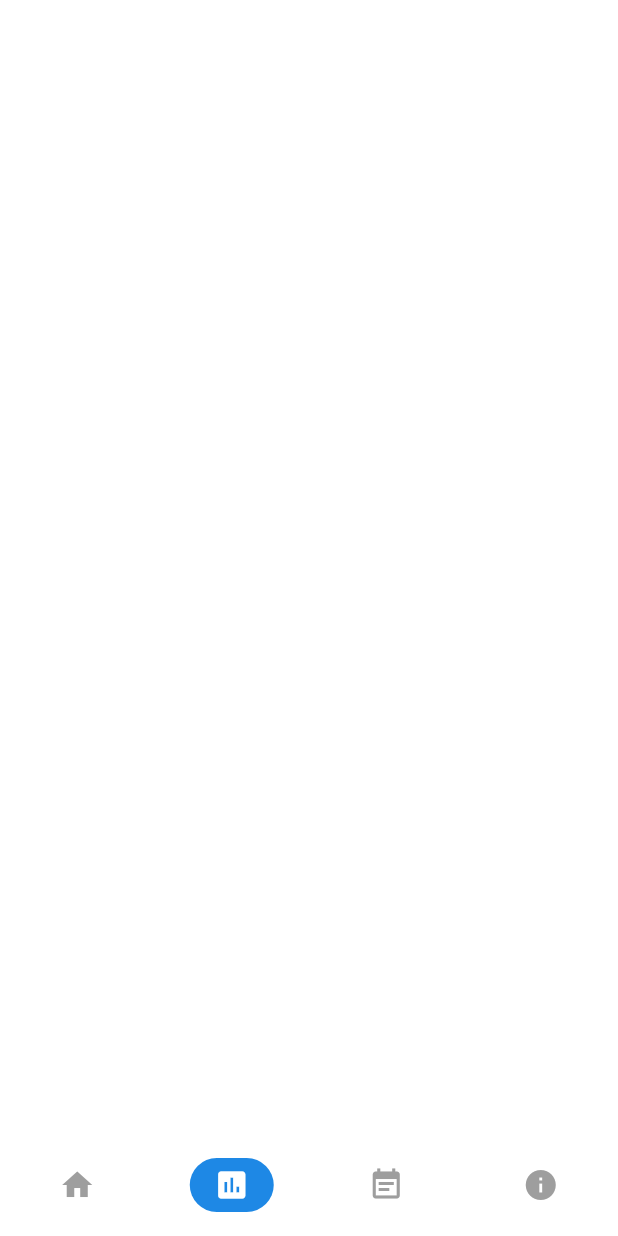
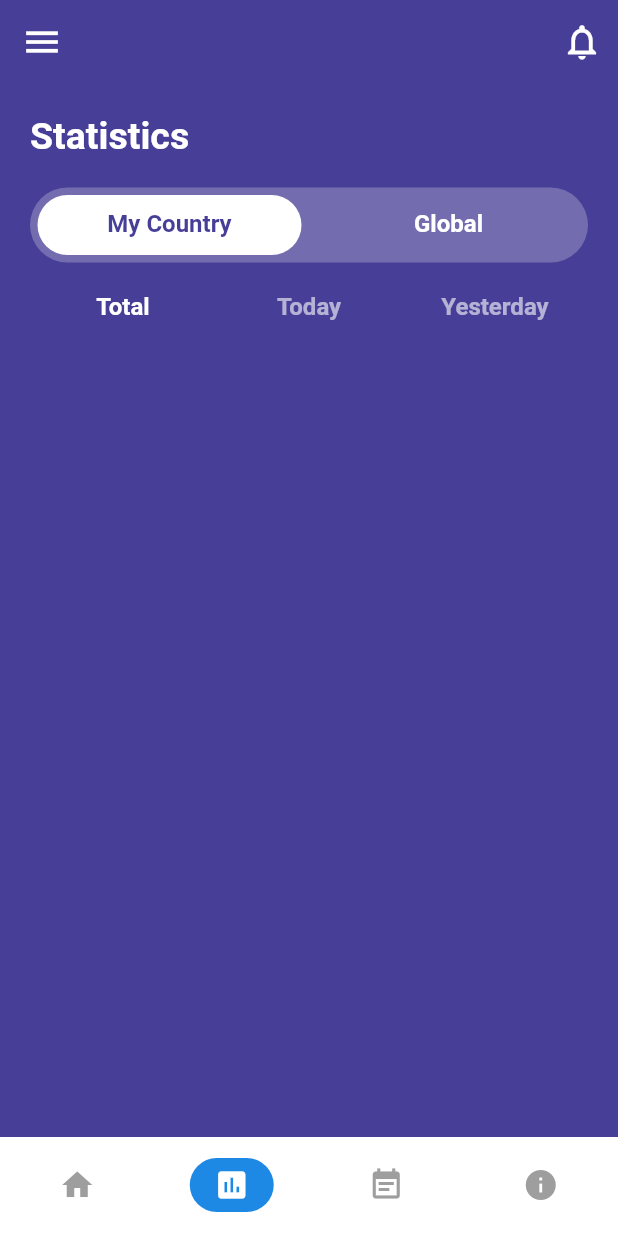
Before and after one commit to Yusuke-Suzuki-11/covid19_supporter, a Flutter app: the screen it shows after launch, item 2 of the bottom bar chosen, on a phone screen of 412 x 824 dp. Run offline on Flutter 3.47's test engine with Material 2 defaults, Android fonts, the phone set to English and light mode, and no system bars; our stand-ins replace bubble_tab_indicator, flutter_riverpod.

Commit message:
記録画面下準備

```diff
--- a/lib/screens/status_screen.dart
+++ b/lib/screens/status_screen.dart
@@ -1,9 +1,97 @@
+import 'package:bubble_tab_indicator/bubble_tab_indicator.dart';
+import 'package:covid19_supporter/config/palette.dart';
+import 'package:covid19_supporter/config/styles.dart';
+import 'package:covid19_supporter/widgets/custom_app_bar.dart';
 import 'package:flutter/material.dart';
 import 'package:flutter_riverpod/flutter_riverpod.dart';
 
 class StatusScreen extends ConsumerWidget{
   @override
   Widget build(BuildContext context, ScopedReader watch) {
-    return Scaffold();
+    return Scaffold(
+      backgroundColor: Palette.primaryColor,
+      appBar: CustomAppBar(),
+      body: CustomScrollView(
+        physics: ClampingScrollPhysics(),
+        slivers: [
+          _buildHeader(),
+          _buildRegionTabBar(),
+          _buildStatsTabBar()
+        ],
+      ),
+    );
+  }
+
+  SliverPadding _buildHeader() {
+    return SliverPadding(
+      key: GlobalKey(),
+      padding: const EdgeInsets.all(20.0),
+      sliver: SliverToBoxAdapter(
+        key: GlobalKey(),
+        child: Text(
+          'Statistics',
+          key: GlobalKey(),
+          style: const TextStyle(
+            color: Colors.white,
+            fontSize: 25.0,
+            fontWeight: FontWeight.bold,
+          ),
+        ),
+      ),
+    );
+  }
+
+  SliverToBoxAdapter _buildRegionTabBar(){
+    return SliverToBoxAdapter(
+      child: DefaultTabController(
+        length: 2,
+        child: Container(
+          margin: const EdgeInsets.symmetric(horizontal: 20.0),
+          height: 50.0,
+          decoration: BoxDecoration(
+            color: Colors.white24,
+            borderRadius: BorderRadius.circular(25.0),
+          ),
+          child: TabBar(
+            indicator: BubbleTabIndicator(
+              tabBarIndicatorSize: TabBarIndicatorSize.tab,
+              indicatorHeight: 40.0,
+              indicatorColor: Colors.white,
+            ),
+            labelStyle: Styles.tabTextStyle,
+            labelColor: Palette.primaryColor,
+            unselectedLabelColor: Colors.white,
+            tabs: <Widget>[
+              Text('My Country'),
+              Text('Global'),
+            ],
+            // onTap: (index) {},
+          ),
+        ),
+      ),
+    );
+  }
+
+  SliverPadding _buildStatsTabBar(){
+    return SliverPadding(
+      padding: const EdgeInsets.all(20.0),
+      sliver: SliverToBoxAdapter(
+        child: DefaultTabController(
+          length: 3,
+          child: TabBar(
+            indicatorColor: Colors.transparent,
+            labelStyle: Styles.tabTextStyle,
+            labelColor: Colors.white,
+            unselectedLabelColor: Colors.white60,
+            tabs: <Widget>[
+              Text('Total'),
+              Text('Today'),
+              Text('Yesterday'),
+            ],
+            onTap: (index) {},
+          ),
+        ),
+      ),
+    );
   }
 }
```
Also changed, not shown: lib/screens/home_screen.dart (+52 -5 lines).
